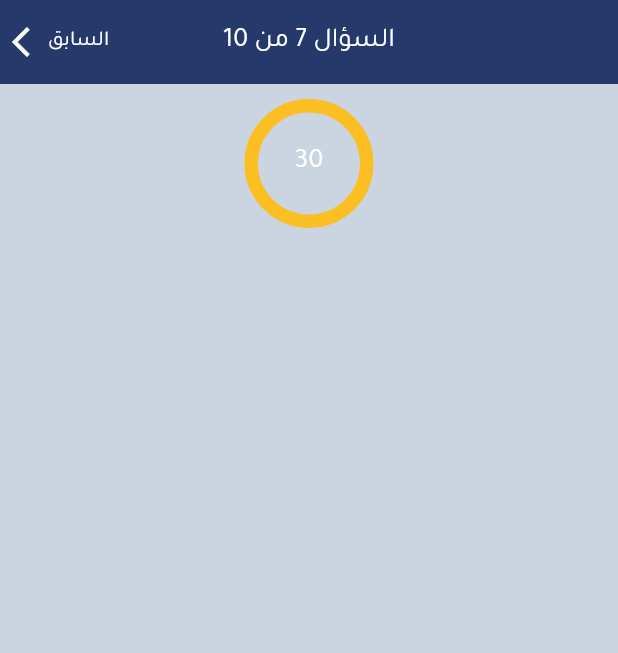
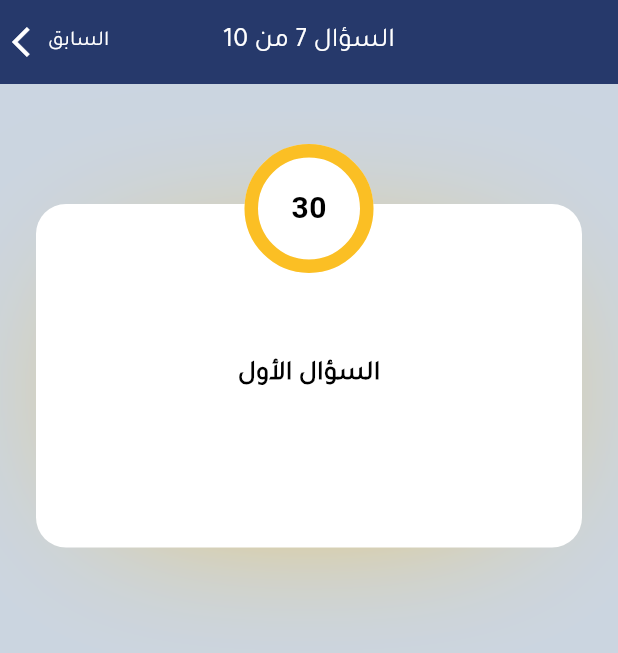
Before and after one commit to codieasier/saferoadbeta, a Flutter app: the screen it shows after launch, on a phone screen of 412 x 824 dp. Shown: the top 653 px of the screen. Run offline on Flutter 3.47's test engine with Material 3 defaults, Android fonts, the phone set to English and light mode, and no system bars; drawn by our look-alikes of percent_indicator; our stand-ins replace curved_navigation_bar, flutter_svg.

Commit message:
question widget

```diff
--- a/lib/presentions/screens/constants/app_colors.dart
+++ b/lib/presentions/screens/constants/app_colors.dart
@@ -13,9 +13,10 @@ class AppColors {
   static const Color gradientEnd = Color(0xFF334155);
 
   // لون شريط التقدم الدائري
-  static const Color progressBackground = Color(0xFF334155);
-  static const Color progressForeground = Colors.white;
-  static const Color progressText = Colors.white;
+  static const Color progressBackground =Colors.white;
+  static const Color progressForeground = mangoYellow;
+  static const Color progressText = Colors.black;
+  static const Color black=Colors.black;
 
   static const gradient= BoxDecoration( gradient: LinearGradient(
   begin: Alignment.topCenter,
--- a/lib/presentions/screens/constants/app_text_styles.dart
+++ b/lib/presentions/screens/constants/app_text_styles.dart
@@ -35,17 +35,11 @@ class AppTextStyles {
     color: Colors.white,
     fontWeight: FontWeight.w500,
   );
+ static const TextStyle question= TextStyle(
+   fontSize: 18,
+       fontWeight:FontWeight.w600,
+     fontFamily: 'Tajawal',
+     color: AppColors.black
+ );
 
-  static const TextStyle progressNumber = TextStyle(
-    fontFamily: fontFamily,
-    fontSize: 55,
-    fontWeight: FontWeight.bold,
-    color: AppColors.progressText,
-  );
-
-  static const TextStyle navActive = TextStyle(
-    fontFamily: fontFamily,
-    fontSize: 12,
-    color: AppColors.mangoYellow,
-  );
 }
--- a/lib/presentions/screens/pages/quiz_screen.dart
+++ b/lib/presentions/screens/pages/quiz_screen.dart
@@ -1,9 +1,13 @@
 import 'package:flutter/cupertino.dart';
 import 'package:flutter/material.dart';
 import 'package:percent_indicator/circular_percent_indicator.dart';
+import 'package:saferoadbeta/core/resources/quizQuestions.dart';
 
 import '../constants/app_colors.dart';
 import '../constants/app_text_styles.dart';
+
+import '../widgets/custom_question_title.dart';
+import '../widgets/quiz_circleindicator.dart';
 
 class QuizScreen extends StatelessWidget {
   const QuizScreen({super.key});
@@ -38,22 +42,17 @@ final  int  currentq = 7;
           child: Column(
             crossAxisAlignment: CrossAxisAlignment.center,
             children: [
+             const SizedBox(height: 70,),
               Stack(
+                clipBehavior: Clip.none,
                 children: [
-                  CircularPercentIndicator(
 
-
-                    backgroundColor: AppColors.mangoYellow.withAlpha(40),
-                    animation: true,
-                    animationDuration: 30000,
-                    circularStrokeCap: CircularStrokeCap.round,
-
-                    radius: 43.0,
-                    lineWidth: 9.0,
-                    percent:1.0,
-                    center:  Text("30",style: AppTextStyles.bodyLarge,),
-                    progressColor: AppColors.mangoYellow,
-                  ),
+                  CustomQuestionTitle(textquestion: 'السؤال الأول',)
+                  ,const  Positioned(
+                    right: 0,
+                      left: 0,
+                      top:-40 ,
+                      child: CustomCirclePercentIndicator(duration: '30',)),
 
                 ],
 
--- /dev/null
+++ b/lib/presentions/screens/widgets/custom_question_title.dart
@@ -0,0 +1,40 @@
+
+import 'package:flutter/material.dart';
+
+import '../constants/app_colors.dart';
+import '../constants/app_text_styles.dart';
+
+class CustomQuestionTitle extends StatelessWidget {
+  const CustomQuestionTitle({
+    super.key, required this.textquestion,
+  });
+final String textquestion;
+  @override
+  Widget build(BuildContext context) {
+    return Container(
+      width: double.infinity,
+      height: 229,
+      alignment: Alignment.center,
+      padding: EdgeInsets.all(8),
+      child: Text(textquestion,style: AppTextStyles.question,),
+
+
+      decoration: BoxDecoration(
+          color: Colors.white,
+          borderRadius: BorderRadius.circular(20),
+          boxShadow:[
+            BoxShadow(
+                color: AppColors.mangoYellow,
+                spreadRadius: -50,
+
+                blurRadius: 100,
+                offset: Offset(0, 10)
+
+
+            )
+          ]
+
+      ),
+    );
+  }
+}
--- /dev/null
+++ b/lib/presentions/screens/widgets/quiz_circleindicator.dart
@@ -0,0 +1,35 @@
+
+import 'package:flutter/material.dart';
+import 'package:percent_indicator/circular_percent_indicator.dart';
+
+import '../constants/app_colors.dart';
+
+class CustomCirclePercentIndicator extends StatelessWidget {
+  const CustomCirclePercentIndicator({
+    super.key, required this.duration
+  });
+  final String duration;
+  @override
+  Widget build(BuildContext context) {
+    return CircleAvatar(
+      radius: 43,
+      backgroundColor: Colors.white,
+      child: CircularPercentIndicator(
+
+        backgroundColor: AppColors.mangoYellow.withAlpha(40),
+        animation: true,
+        animationDuration: 30000,
+        circularStrokeCap: CircularStrokeCap.round,
+
+        radius: 43.0,
+        lineWidth: 9.0,
+        percent:1.0,
+        center:  Text(duration,style:
+          TextStyle(color: Colors.black,
+          fontSize: 20,
+          fontWeight: FontWeight.bold),),
+        progressColor: AppColors.mangoYellow,
+      ),
+    );
+  }
+}
```
Also changed, not shown: lib/presentions/screens/widgets/circular_progress_bar.dart (deleted, +0 -54 lines).
